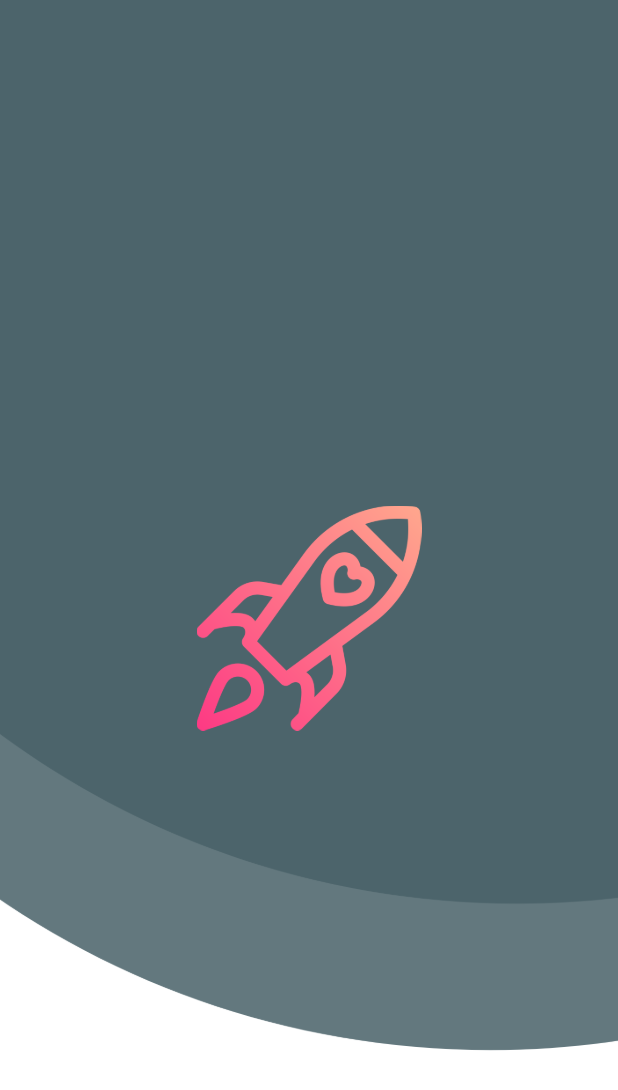
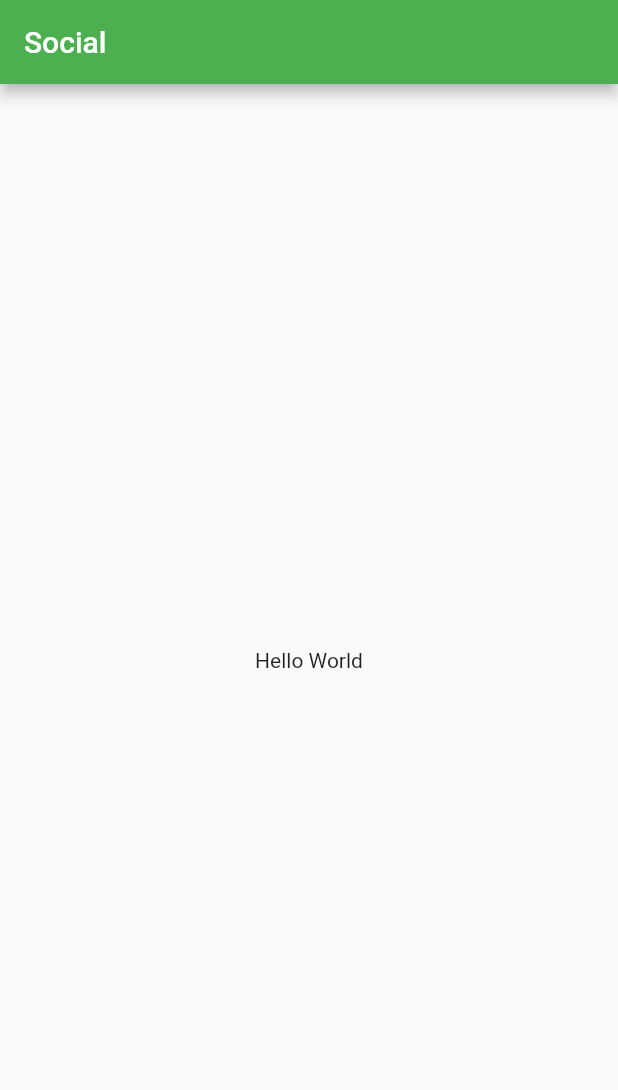
Before and after one commit to SanjaySinghGangwar/social, a Flutter app: the screen it shows after launch, on a phone screen of 412 x 824 dp. Shown: the top 1090 px of the screen. Run offline on Flutter 3.47's test engine with Material 2 defaults, Android fonts, the phone set to English and light mode, and no system bars.

Commit message:
Stable till home page // Need to change the color to my hex code

```diff
--- /dev/null
+++ b/lib/home.dart
@@ -0,0 +1,20 @@
+import 'package:flutter/material.dart';
+
+class Home extends StatelessWidget {
+  const Home({Key? key}) : super(key: key);
+
+  @override
+  Widget build(BuildContext context) {
+    return MaterialApp(
+      home: Scaffold(
+        appBar: AppBar(
+          backgroundColor: Colors.green,
+          title: const Text('Social'),
+        ),
+        body: const Center(
+          child: Text('Hello World'),
+        ),
+      ),
+    );
+  }
+}
--- a/lib/main.dart
+++ b/lib/main.dart
@@ -1,5 +1,7 @@
 import 'package:flutter/material.dart';
 import 'package:flutter/services.dart';
+
+import 'Splash.dart';
 
 void main() {
   runApp(const MyApp());
@@ -8,66 +10,13 @@ void main() {
 class MyApp extends StatelessWidget {
   const MyApp({Key? key}) : super(key: key);
 
-  // This widget is the root of your application.
   @override
   Widget build(BuildContext context) {
     return MaterialApp(
-      title: 'Flutter Demo',
       theme: ThemeData(
-        primarySwatch: Colors.blueGrey,
+        primarySwatch: Colors.green,
       ),
-      home: const MyHomePage(),
+      home: const Splash(),
     );
   }
 }
-
-class MyHomePage extends StatefulWidget {
-  const MyHomePage({Key? key}) : super(key: key);
-
-  @override
-  State<MyHomePage> createState() => _MyHomePageState();
-}
-
-class _MyHomePageState extends State<MyHomePage> {
-  @override
-  void dispose() {
-    SystemChrome.setEnabledSystemUIMode(SystemUiMode.manual,
-        overlays: SystemUiOverlay.values);
-    super.dispose();
-  }
-
-  @override
-  initState() {
-    SystemChrome.setEnabledSystemUIMode(SystemUiMode.manual, overlays: []);
-    super.initState();
-  }
-
-  @override
-  Widget build(BuildContext context) {
-    return Scaffold(
-      body: Container(
-        decoration: const BoxDecoration(
-          image: DecorationImage(
-            image: AssetImage("assets/images/splash_background.png"),
-            fit: BoxFit.cover,
-          ),
-        ),
-        child: Column(
-          mainAxisAlignment: MainAxisAlignment.center,
-          children: <Widget>[
-            Container(
-              child: Center(
-                child: Image.asset(
-                  'assets/images/logo.png',
-                  width: 150,
-                  height: 150,
-                ),
-                //child: Text("Made with love in INDIA "),
-              ),
-            ),
-          ],
-        ),
-      ),
-    );
-  }
-}
--- /dev/null
+++ b/lib/splash.dart
@@ -0,0 +1,76 @@
+import 'dart:async';
+
+import 'package:flutter/cupertino.dart';
+import 'package:flutter/material.dart';
+import 'package:flutter/services.dart';
+
+import 'home.dart';
+
+class Splash extends StatefulWidget {
+  const Splash({Key? key}) : super(key: key);
+
+  @override
+  State<Splash> createState() => _SplashState();
+}
+
+class _SplashState extends State<Splash> {
+  @override
+  void dispose() {
+    SystemChrome.setEnabledSystemUIMode(SystemUiMode.manual,
+        overlays: SystemUiOverlay.values);
+    super.dispose();
+  }
+
+  @override
+  initState() {
+    SystemChrome.setEnabledSystemUIMode(SystemUiMode.manual, overlays: []);
+    startTime();
+    super.initState();
+  }
+  startTime() async {
+    var duration = const Duration(seconds: 2);
+    return Timer(duration, route);
+  }
+
+  route() {
+    Navigator.pushReplacement(context, MaterialPageRoute(
+        builder: (context) => const Home()
+    )
+    );
+  }
+
+
+  @override
+  Widget build(BuildContext context) {
+    return MaterialApp(
+      home: Scaffold(
+        body: Container(
+          decoration: const BoxDecoration(
+            image: DecorationImage(
+              image: AssetImage("assets/images/splash_background.png"),
+              fit: BoxFit.cover,
+            ),
+          ),
+          child: Stack(
+            children: <Widget>[
+              Center(
+                child: Image.asset(
+                  'assets/images/logo.png',
+                  width: 250,
+                  height: 250,
+                ),
+              ),
+              Align(
+                alignment: Alignment.bottomCenter,
+                child: Container(
+                  margin: const EdgeInsets.only(bottom: 15.0),
+                  child: const Text("Made with ❤️ in INDIA"),
+                ),
+              ),
+            ],
+          ),
+        ),
+      ),
+    );
+  }
+}
```
Also changed, not shown: assets/images/logo.png, assets/images/splash_background.png, pubspec.lock.
